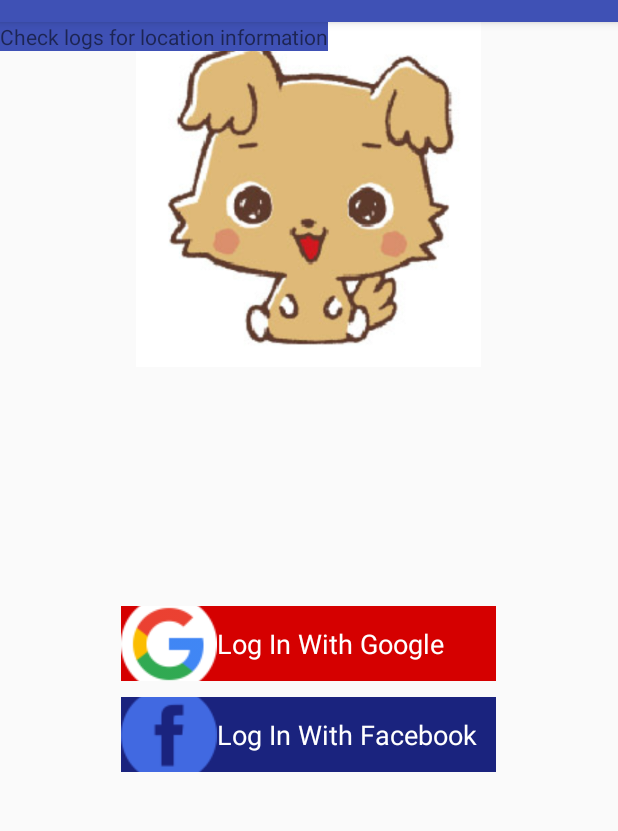
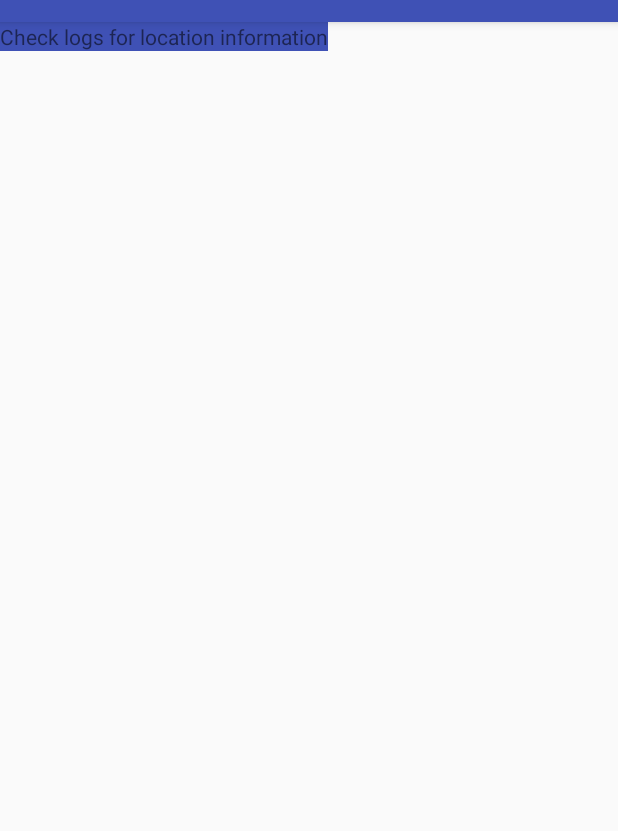
Before and after one commit to nuily/NeighborHub, an Android app: the screen it shows after launch (LoginActivity before the commit, DisplayActivity after it), after a tap on "Log In With Google", on a phone screen of 412 x 824 dp, the part 62-893 px from its top. Run offline under Robolectric (Android 15) with nearby library versions, the phone set to English and light mode, and no system bars; our stand-ins replace Picasso; libraries missing offline, so code that uses them is left out: com.firebase.client; pictures from the network do not load; 1 statement that could not run was skipped.

```diff
--- a/app/src/main/AndroidManifest.xml
+++ b/app/src/main/AndroidManifest.xml
@@ -8,11 +8,11 @@
     <uses-permission android:name="android.permission.READ_CONTACTS" />
 
     <!-- To return a location with an accuracy approximately equal to a city block -->
-    <uses-permission android:name="android.permission.ACCESS_COARSE_LOCATION"/>
+    <uses-permission android:name="android.permission.ACCESS_COARSE_LOCATION" />
     <uses-permission android:name="android.permission.ACCESS_NETWORK_STATE" />
     <uses-permission android:name="android.permission.INTERNET" />
 
-<application
+    <application
         android:allowBackup="true"
         android:icon="@mipmap/ic_launcher"
         android:label="@string/app_name"
@@ -27,6 +27,7 @@
                 <category android:name="android.intent.category.LAUNCHER" />
             </intent-filter>
         </activity>
+        <activity android:name=".DisplayActivity"></activity>
     </application>
 
 </manifest>
--- /dev/null
+++ b/app/src/main/java/nyc/c4q/huilin/neighborhoodhub/DisplayActivity.java
@@ -0,0 +1,29 @@
+package nyc.c4q.huilin.neighborhoodhub;
+
+import android.net.Uri;
+import android.support.v7.app.AppCompatActivity;
+import android.os.Bundle;
+
+import com.firebase.client.Firebase;
+
+public class DisplayActivity extends AppCompatActivity implements LocationFragment.OnFragmentInteractionListener {
+
+    @Override
+    protected void onCreate(Bundle savedInstanceState) {
+        super.onCreate(savedInstanceState);
+        setContentView(R.layout.activity_main);
+        addLocationFragment();
+        Firebase.setAndroidContext(this);
+    }
+
+    private void addLocationFragment() {
+        getSupportFragmentManager().beginTransaction()
+                .add(R.id.activity_display, LocationFragment.newInstance())
+                .commit();
+    }
+
+    @Override
+    public void onFragmentInteraction(Uri uri) {
+
+    }
+}
--- a/app/src/main/java/nyc/c4q/huilin/neighborhoodhub/LocationFragment.java
+++ b/app/src/main/java/nyc/c4q/huilin/neighborhoodhub/LocationFragment.java
@@ -134,7 +134,7 @@ public class LocationFragment extends Fragment implements GoogleApiClient.Connec
 
         } else {
             Log.d(TAG, "onConnected: null object");
-            // ??? how to ask user to turn on GPS
+            // often gets null unless i turn on location
             LocationServices.FusedLocationApi.requestLocationUpdates(googleApiClient, locationRequest, this);
         }
 
--- a/app/src/main/java/nyc/c4q/huilin/neighborhoodhub/LoginActivity.java
+++ b/app/src/main/java/nyc/c4q/huilin/neighborhoodhub/LoginActivity.java
@@ -1,6 +1,6 @@
 package nyc.c4q.huilin.neighborhoodhub;
 
-import android.net.Uri;
+import android.content.Intent;
 import android.os.Bundle;
 import android.support.v7.app.AppCompatActivity;
 import android.view.View;
@@ -16,7 +16,7 @@ import java.net.URI;
  * Created by rook on 1/29/17.
  */
 
-public class LoginActivity extends AppCompatActivity implements View.OnClickListener, LocationFragment.OnFragmentInteractionListener {
+public class LoginActivity extends AppCompatActivity implements View.OnClickListener{
 
     ImageView profileImage;
     TextView googleLogin;
@@ -66,17 +66,7 @@ public class LoginActivity extends AppCompatActivity implements View.OnClickList
 
     private void googleLoginProcess() {
         Toast.makeText(this, "Logging in using Google", Toast.LENGTH_SHORT).show();
-        startLocationServices();
-    }
-
-    private void startLocationServices() {
-        getSupportFragmentManager().beginTransaction()
-                .add(R.id.fragment_container, LocationFragment.newInstance())
-                .commit();
-    }
-
-    @Override
-    public void onFragmentInteraction(Uri uri) {
-
+        Intent intent = new Intent(this, DisplayActivity.class);
+        startActivity(intent);
     }
 }
--- a/app/src/main/res/layout/activity_login.xml
+++ b/app/src/main/res/layout/activity_login.xml
@@ -3,10 +3,6 @@
     android:layout_width="match_parent"
     android:layout_height="match_parent"
     android:orientation="vertical">
-    <FrameLayout
-        android:id="@+id/fragment_container"
-        android:layout_width="match_parent"
-        android:layout_height="match_parent">
 
     <LinearLayout
         android:id="@+id/ll_login_main"
@@ -68,5 +64,4 @@
 
         </LinearLayout>
     </LinearLayout>
-    </FrameLayout>
 </LinearLayout>
--- /dev/null
+++ b/app/src/main/res/layout/activity_main.xml
@@ -0,0 +1,9 @@
+<?xml version="1.0" encoding="utf-8"?>
+<FrameLayout xmlns:android="http://schemas.android.com/apk/res/android"
+    xmlns:tools="http://schemas.android.com/tools"
+    android:id="@+id/activity_display"
+    android:layout_width="match_parent"
+    android:layout_height="match_parent"
+    tools:context="nyc.c4q.huilin.neighborhoodhub.DisplayActivity">
+
+</FrameLayout>
--- /dev/null
+++ b/app/src/main/res/values-w820dp/dimens.xml
@@ -0,0 +1,6 @@
+<resources>
+    <!-- Example customization of dimensions originally defined in res/values/dimens.xml
+         (such as screen margins) for screens with more than 820dp of available width. This
+         would include 7" and 10" devices in landscape (~960dp and ~1280dp respectively). -->
+    <dimen name="activity_horizontal_margin">64dp</dimen>
+</resources>
--- a/build.gradle
+++ b/build.gradle
@@ -10,6 +10,7 @@ buildscript {
 
         // NOTE: Do not place your application dependencies here; they belong
         // in the individual module build.gradle files
+        classpath 'com.google.gms:google-services:3.0.0'
     }
 }
 
--- a/gradle.properties
+++ b/gradle.properties
@@ -10,7 +10,7 @@
 # Specifies the JVM arguments used for the daemon process.
 # The setting is particularly useful for tweaking memory settings.
 org.gradle.jvmargs=-Xmx1536m
-
+UniqueFirebaseRootUrl = "https://neighborhub-72b0d.firebaseio.com/"
 # When configured, Gradle will run in incubating parallel mode.
 # This option should only be used with decoupled projects. More details, visit
 # http://www.gradle.org/docs/current/userguide/multi_project_builds.html#sec:decoupled_projects
```
Also changed, not shown: app/build.gradle (+20 -8 lines), app/src/main/java/nyc/c4q/huilin/neighborhoodhub/utils/Constants.java (added, +12 -0 lines), 1 other file.
